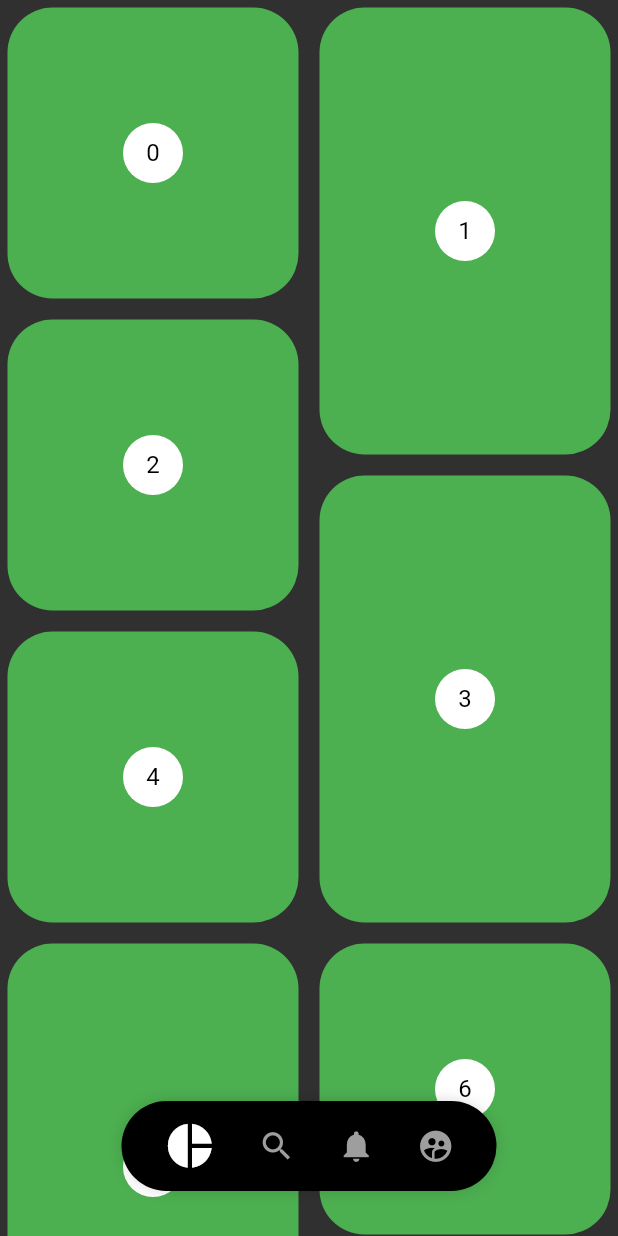
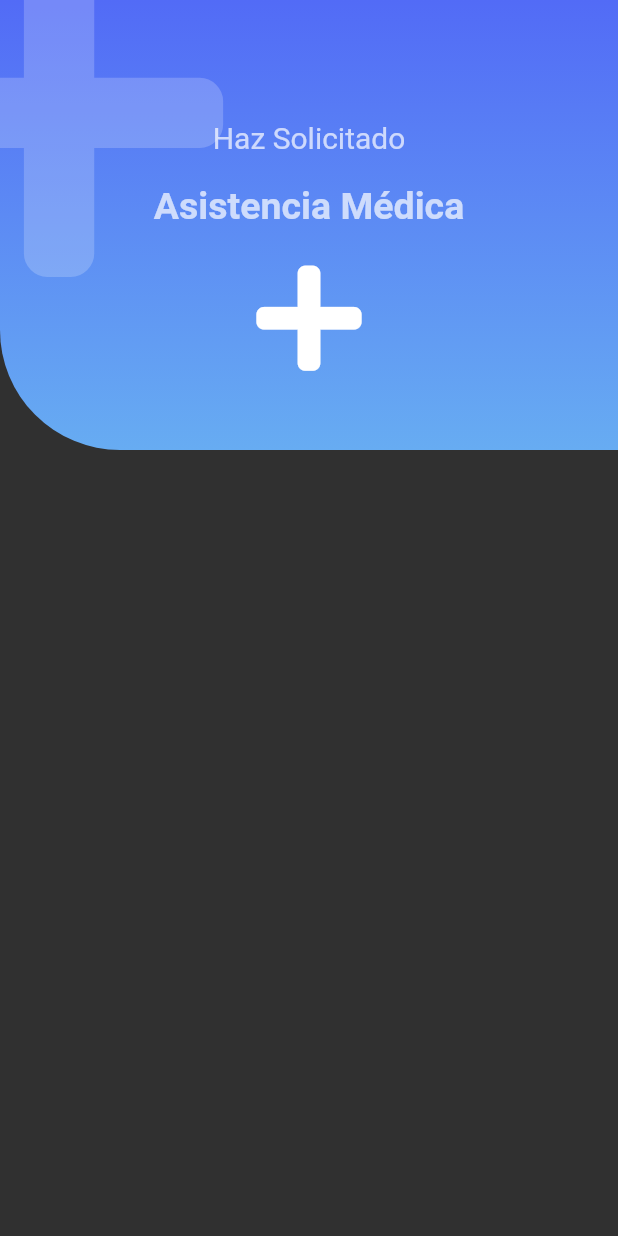
Before and after one commit to DanielFernandoYepezVelez/02-Proyecto-Movil-Flutter-Intermedio-Animaciones, a Flutter app: the screen it shows after launch, on a phone screen of 412 x 824 dp. Run offline on Flutter 3.47's test engine with Material 2 defaults, Android fonts, the phone set to English and light mode, and no system bars; our stand-ins replace flutter_svg, font_awesome_flutter.

Commit message:
Iniciando El Layout De Emergencias

```diff
--- a/lib/main.dart
+++ b/lib/main.dart
@@ -37,7 +37,7 @@ class MyApp extends StatelessWidget {
     return MaterialApp(
       debugShowCheckedModeBanner: false,
       title: 'Animaciones App',
-      initialRoute: 'pinterest',
+      initialRoute: 'emergency',
       routes: appRoutes,
       theme: tema,
     );
--- a/lib/routes/routes.dart
+++ b/lib/routes/routes.dart
@@ -10,5 +10,6 @@ final Map<String, Widget Function(BuildContext)> appRoutes = {
   'reto': (_) => CuadradoAnimadoScreen(),
   'slide': (_) => SlideShowScreen(),
   'slideRefactor': (_) => SlideShowRefactorScreen(),
-  'pinterest': (_) => PinterestScreen()
+  'pinterest': (_) => PinterestScreen(),
+  'emergency': (_) => EmergencyScreen()
 };
--- /dev/null
+++ b/lib/screens/emergency_screen.dart
@@ -0,0 +1,15 @@
+import 'package:flutter/material.dart';
+
+/* Widgets */
+import 'package:animations_app/widgets/widgets.dart';
+
+class EmergencyScreen extends StatelessWidget {
+  const EmergencyScreen({Key? key}) : super(key: key);
+
+  @override
+  Widget build(BuildContext context) {
+    return Scaffold(
+      body: Headers(),
+    );
+  }
+}
--- a/lib/screens/screens.dart
+++ b/lib/screens/screens.dart
@@ -2,6 +2,7 @@ export 'package:animations_app/labs/circular_progress_screen.dart';
 export 'package:animations_app/labs/slideshow_screen.dart';
 export 'package:animations_app/retos/cuadrado_animado.dart';
 export 'package:animations_app/screens/animaciones_screen.dart';
+export 'package:animations_app/screens/emergency_screen.dart';
 export 'package:animations_app/screens/graficas_circulares_screen.dart';
 export 'package:animations_app/screens/pinterest_screen.dart';
 export 'package:animations_app/screens/slideshow__refactor_screen.dart';
--- /dev/null
+++ b/lib/widgets/headers.dart
@@ -0,0 +1,70 @@
+import 'package:flutter/material.dart';
+import 'package:font_awesome_flutter/font_awesome_flutter.dart';
+
+class Headers extends StatelessWidget {
+  const Headers({Key? key}) : super(key: key);
+
+  @override
+  Widget build(BuildContext context) {
+    final Color colorBlanco = Colors.white.withOpacity(0.7);
+
+    return Stack(
+      children: [
+        _HeaderBackground(),
+        Positioned(
+          top: -50,
+          left: -70,
+          child: FaIcon(
+            FontAwesomeIcons.plus,
+            size: 250,
+            color: Colors.white.withOpacity(0.2),
+          ),
+        ),
+        Column(
+          children: [
+            SizedBox(height: 80, width: double.infinity),
+            Text(
+              'Haz Solicitado',
+              style: TextStyle(fontSize: 20, color: colorBlanco),
+            ),
+            SizedBox(height: 20),
+            Text(
+              'Asistencia Médica',
+              style: TextStyle(
+                fontSize: 25,
+                color: colorBlanco,
+                fontWeight: FontWeight.bold,
+              ),
+            ),
+            SizedBox(height: 20),
+            FaIcon(FontAwesomeIcons.plus, size: 80, color: Colors.white),
+          ],
+        ),
+      ],
+    );
+  }
+}
+
+class _HeaderBackground extends StatelessWidget {
+  const _HeaderBackground({Key? key}) : super(key: key);
+
+  @override
+  Widget build(BuildContext context) {
+    return Container(
+      width: double.infinity,
+      height: 300,
+      decoration: BoxDecoration(
+        // color: Colors.red,
+        borderRadius: BorderRadius.only(bottomLeft: Radius.circular(80)),
+        gradient: LinearGradient(
+          begin: Alignment.topCenter,
+          end: Alignment.bottomCenter,
+          colors: [
+            Color(0xff526BF6),
+            Color(0xff67ACF2),
+          ],
+        ),
+      ),
+    );
+  }
+}
--- a/lib/widgets/widgets.dart
+++ b/lib/widgets/widgets.dart
@@ -1,3 +1,4 @@
+export 'package:animations_app/widgets/headers.dart';
 export 'package:animations_app/widgets/pinterest_menu.dart';
 export 'package:animations_app/widgets/radial_progress.dart';
 export 'package:animations_app/widgets/slideshow.dart';
--- a/pubspec.yaml
+++ b/pubspec.yaml
@@ -30,6 +30,7 @@ dependencies:
   flutter_svg: ^0.23.0+1
   provider: ^6.0.1
   flutter_staggered_grid_view: ^0.4.1
+  font_awesome_flutter: ^9.2.0
 
 dev_dependencies:
   flutter_test:
```
Also changed, not shown: pubspec.lock.
